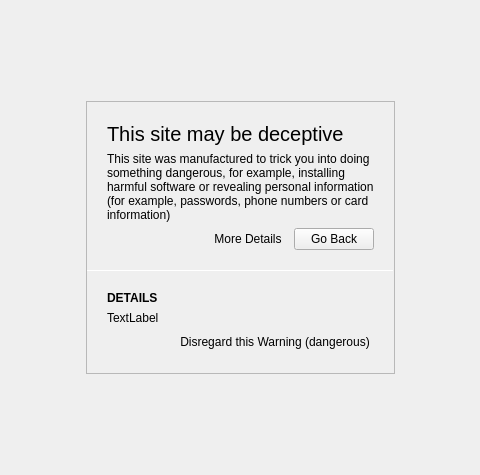
The window that browser/tab/webtab.ui (vicr123/theweb) describes before a commit, drawn with Qt 5; both pictures show x 134 to 614 and y 0 to 475 of the 748 by 475 pixel window.
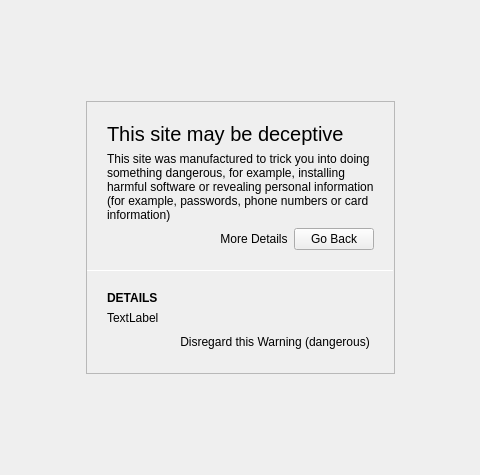
The same window after the commit. Icons and pictures are not drawn. Custom widgets are drawn as their Qt base class.

```diff
--- a/browser/tab/webtab.ui
+++ b/browser/tab/webtab.ui
@@ -437,7 +437,7 @@
             <item>
              <layout class="QHBoxLayout" name="horizontalLayout_3">
               <property name="spacing">
-               <number>6</number>
+               <number>0</number>
               </property>
               <item>
                <spacer name="horizontalSpacer_7">
```
